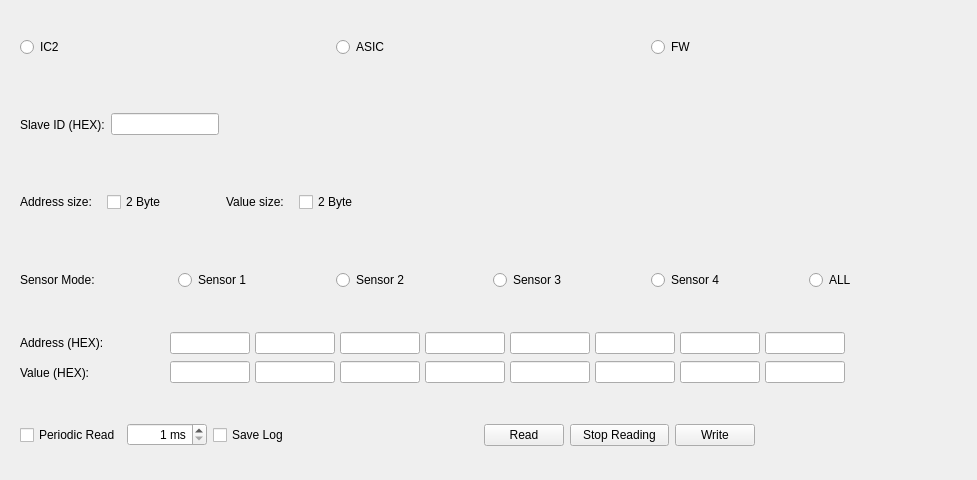
Before: the Qt Designer form DMPreview/view/CVideoDeviceRegisterWidget.ui in eYs3D/HD-DM-Linux-SDK-Release, drawn with Qt 5.
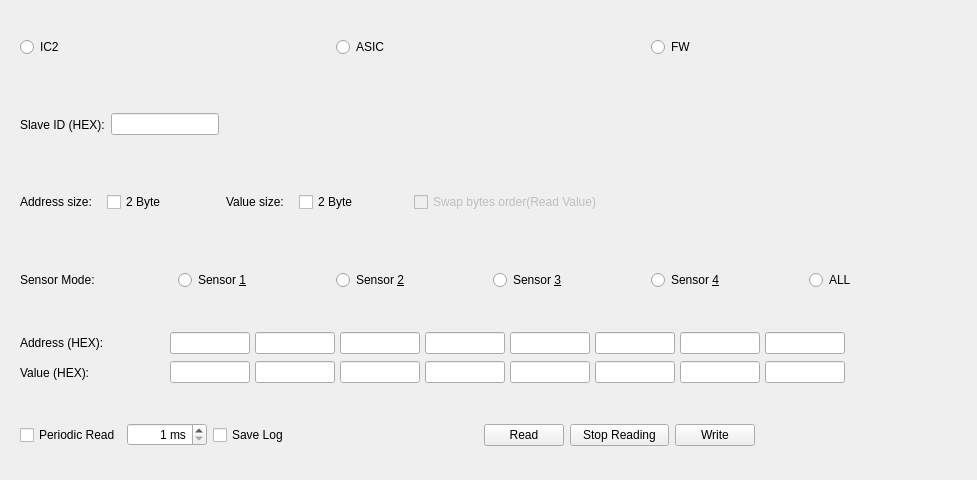
After: the same form once the commit is applied.

What changed in the file:
```diff
--- a/DMPreview/view/CVideoDeviceRegisterWidget.ui
+++ b/DMPreview/view/CVideoDeviceRegisterWidget.ui
@@ -250,11 +250,27 @@
          </item>
          <item>
           <widget class="QCheckBox" name="checkBox_value_2_byte">
+           <property name="maximumSize">
+            <size>
+             <width>100</width>
+             <height>16777215</height>
+            </size>
+           </property>
            <property name="text">
             <string>2 Byte</string>
            </property>
           </widget>
          </item>
+         <item>
+          <widget class="QCheckBox" name="checkBox_swap_bytes_order">
+           <property name="enabled">
+            <bool>false</bool>
+           </property>
+           <property name="text">
+            <string>Swap bytes order(Read Value)</string>
+           </property>
+          </widget>
+         </item>
         </layout>
        </widget>
       </item>
@@ -292,28 +308,28 @@
       <item>
        <widget class="QRadioButton" name="radioButton_sensor_1">
         <property name="text">
-         <string>Sensor 1</string>
+         <string>Sensor &amp;1</string>
         </property>
        </widget>
       </item>
       <item>
        <widget class="QRadioButton" name="radioButton_sensor_2">
         <property name="text">
-         <string>Sensor 2</string>
+         <string>Sensor &amp;2</string>
         </property>
        </widget>
       </item>
       <item>
        <widget class="QRadioButton" name="radioButton_sensor_3">
         <property name="text">
-         <string>Sensor 3</string>
+         <string>Sensor &amp;3</string>
         </property>
        </widget>
       </item>
       <item>
        <widget class="QRadioButton" name="radioButton_sensor_4">
         <property name="text">
-         <string>Sensor 4</string>
+         <string>Sensor &amp;4</string>
         </property>
        </widget>
       </item>
```
